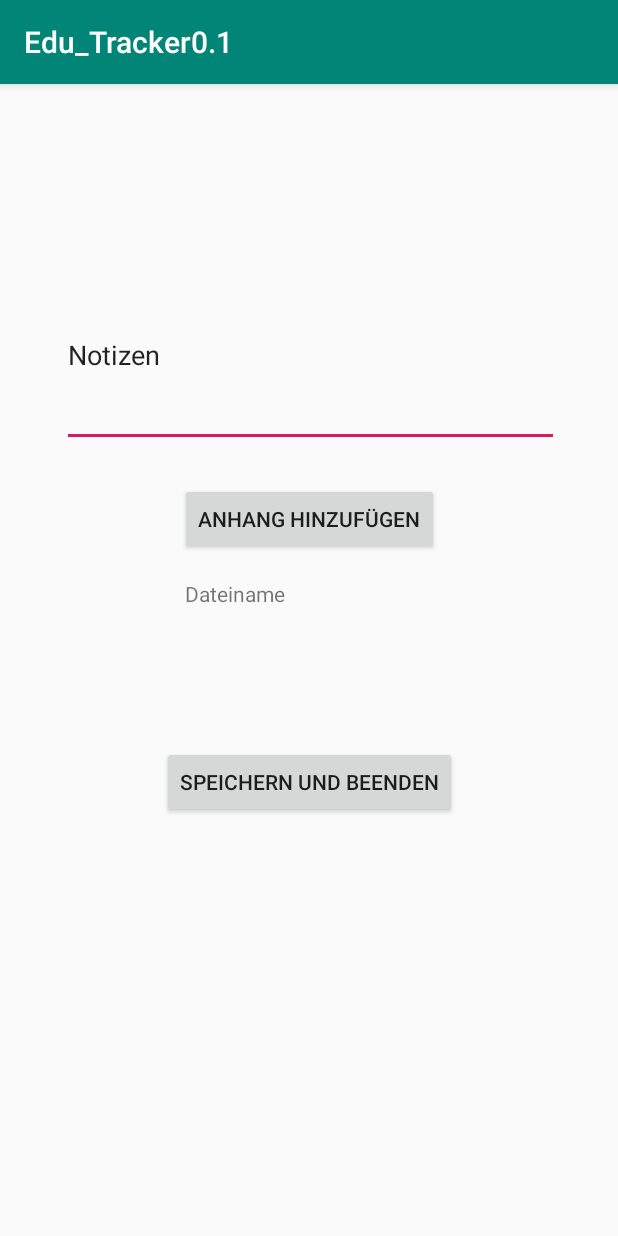
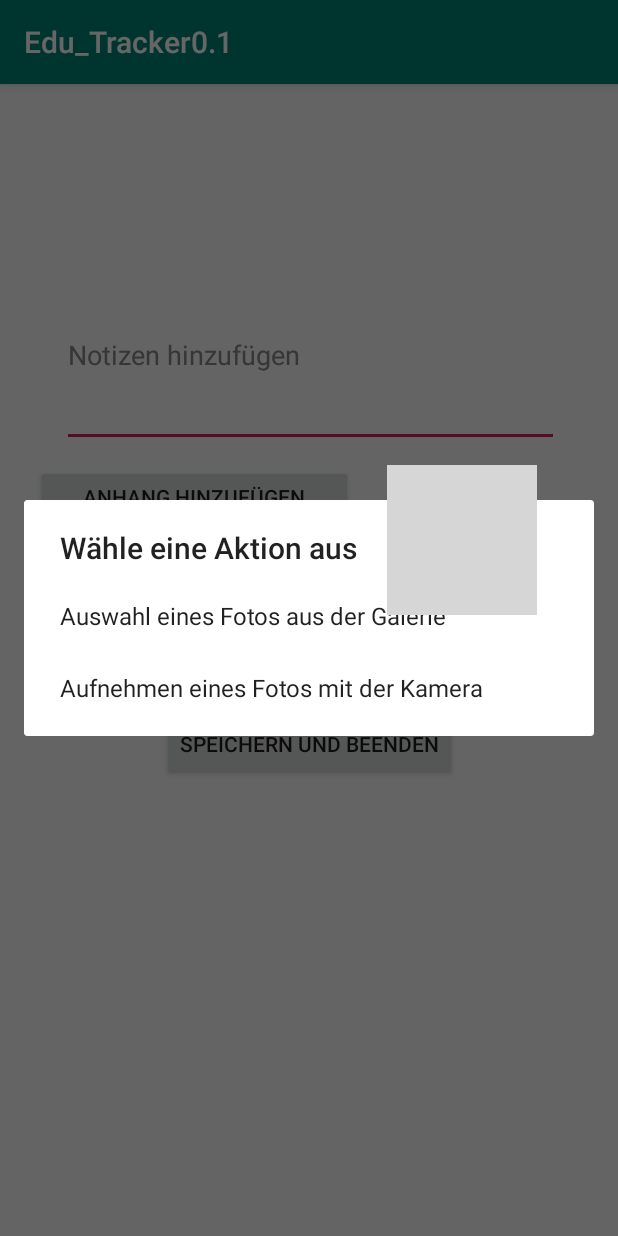
Before and after one commit to Elendin37/EduTracker, an Android app: the Speichern screen opened directly, with no data from a screen before it, after a tap on "ANHANG HINZUFÜGEN", on a phone screen of 412 x 824 dp. Run offline under Robolectric (Android 15) with nearby library versions, the phone set to English and light mode, and no system bars; 5 statements that could not run were skipped; grey boxes are pictures that could not be loaded.

Commit message:
Einbau Oberfläche Foto aufnehmen/Aus Galerie auswählen. Foto speichern funktioniert aber noch nicht

```diff
--- a/app/src/main/AndroidManifest.xml
+++ b/app/src/main/AndroidManifest.xml
@@ -4,8 +4,7 @@
 
     <uses-permission android:name="android.permission.WRITE_EXTERNAL_STORAGE" />
     <uses-permission android:name="android.permission.READ_EXTERNAL_STORAGE" />
-
-    <uses-permission android:name="android.permission.MODIFY_AUDIO_SETTINGS" ></uses-permission>
+    <uses-permission android:name="android.permission.MODIFY_AUDIO_SETTINGS" />
 
 
     <application
--- a/app/src/main/java/com/example/tomr/edutracker_1/Speichern.java
+++ b/app/src/main/java/com/example/tomr/edutracker_1/Speichern.java
@@ -1,20 +1,34 @@
 package com.example.tomr.edutracker_1;
 
+import android.content.DialogInterface;
 import android.content.Intent;
-import android.hardware.Camera;
+import android.graphics.Bitmap;
+import android.graphics.Color;
+import android.media.MediaScannerConnection;
+import android.net.Uri;
 import android.os.Bundle;
+import android.os.Environment;
 import android.provider.MediaStore;
+import android.support.v7.app.AlertDialog;
 import android.support.v7.app.AppCompatActivity;
+import android.util.Log;
 import android.view.View;
 import android.widget.Button;
 import android.widget.EditText;
+import android.widget.ImageView;
 import android.widget.TextView;
 import android.widget.Toast;
-import android.widget.Toolbar;
 
+import java.io.ByteArrayOutputStream;
+import java.io.File;
+import java.io.FileOutputStream;
+import java.io.IOException;
+import java.text.SimpleDateFormat;
 import java.util.Calendar;
 import java.util.Date;
 import java.util.concurrent.TimeUnit;
+
+import static android.media.MediaRecorder.VideoSource.CAMERA;
 
 public class Speichern extends AppCompatActivity {
 
@@ -24,7 +38,9 @@ public class Speichern extends AppCompatActivity {
     Button addAnhang, speichern;
     TextView fach, lernzeit, filename;
     EditText notizen;
-
+    ImageView vorschauAnhang;
+    String IMAGE_DIRECTORY;
+    Uri file;
     //public MyDatabaseHelper(Context context, String name, CursorFactory factory, int version)
     MyDatabaseHelper db = new MyDatabaseHelper(this, null, null, 0);
 
@@ -44,16 +60,19 @@ public class Speichern extends AppCompatActivity {
         // DATABASE_NAME = "LerneinheitenDB";
         //getApplicationContext().deleteDatabase("LerneinheitenDB");
 
-        fach = (TextView) findViewById(R.id.fach);
-        lernzeit = (TextView) findViewById(R.id.lerndauer);
-        notizen = (EditText) findViewById(R.id.notizen);
-        filename = (TextView) findViewById(R.id.filename);
 
+        IMAGE_DIRECTORY = "Interner Speicher/EduTracker";
 
-        speichern = (Button) findViewById(R.id.save);
-        addAnhang = (Button) findViewById(R.id.anhang);
+        fach = findViewById(R.id.fach);
+        lernzeit = findViewById(R.id.lerndauer);
+        notizen = findViewById(R.id.notiz);
+        filename = findViewById(R.id.filename);
+        vorschauAnhang =  findViewById(R.id.vorschau);
 
+        speichern = findViewById(R.id.save);
+        addAnhang = findViewById(R.id.anhang);
 
+        notizen.setTextColor(Color.GRAY);
         /*
         Toolbar mToolbar = (Toolbar) findViewById(R.id.toolbar);
         mToolbar.setTitle("Lernzeit speichern");
@@ -81,19 +100,18 @@ public class Speichern extends AppCompatActivity {
 
     public void onClickSave (View v) {
         switch (v.getId()) {
-            case R.id.notizen:
-                notizen.setText("");
+            case R.id.notiz:
+                notizen.setTextColor(Color.BLACK);
+                if(notizen.getText().toString().equals("Notizen hinzufügen")){
+                    notizen.setText("");}
+                break;
 
             case R.id.anhang:
+                showPictureDialog();
+                break;
 
-                Intent camera = new Intent(MediaStore.ACTION_IMAGE_CAPTURE);
-                startActivity(camera);
-
-                break;
             case R.id.save:
-
                 notizen_string = notizen.getText().toString();
-
                 String wochentag = getWochentag(startzeit.get(Calendar.DAY_OF_WEEK));
 
                 //Millisekunden vom 1.1.1970
@@ -201,53 +219,124 @@ public class Speichern extends AppCompatActivity {
         return s;
     }
 
-    /*For filereading. Try later...
-    private void loadFileList() {
-        try {
-            mPath.mkdirs();
+    private void showPictureDialog(){
+        AlertDialog.Builder pictureDialog = new AlertDialog.Builder(this);
+        pictureDialog.setTitle("Wähle eine Aktion aus");
+        String[] pictureDialogItems = {
+                "Auswahl eines Fotos aus der Galerie",
+                "Aufnehmen eines Fotos mit der Kamera" };
+        pictureDialog.setItems(pictureDialogItems,
+                new DialogInterface.OnClickListener() {
+                    @Override
+                    public void onClick(DialogInterface dialog, int which) {
+                        switch (which) {
+                            case 0:
+                                choosePhotoFromGallery();
+                                break;
+                            case 1:
+                                takePhotoFromCamera();
+                                break;
                         }
-        catch(SecurityException e) {
-            Log.e(TAG, "unable to write on the sd card " + e.toString());
                     }
-        if(mPath.exists()) {
-            FilenameFilter filter = new FilenameFilter() {
+                });
+        pictureDialog.show();
+    }
+
+    public void choosePhotoFromGallery() {
+        Intent galleryIntent = new Intent(Intent.ACTION_PICK,
+                android.provider.MediaStore.Images.Media.EXTERNAL_CONTENT_URI);
+
+        startActivityForResult(galleryIntent, 3);
+    }
+
+    private void takePhotoFromCamera() {
+        Intent intent = new Intent(MediaStore.ACTION_IMAGE_CAPTURE);
+        startActivityForResult(intent, CAMERA);
+
+        /*Intent intent = new Intent(MediaStore.ACTION_IMAGE_CAPTURE);
+        file = Uri.fromFile(getOutputMediaFile());
+        intent.putExtra(MediaStore.EXTRA_OUTPUT, file);
+
+        startActivityForResult(intent, 100);*/
+
+    }
 
     @Override
-                public boolean accept(File dir, String filename) {
-                    File sel = new File(dir, filename);
-                    return filename.contains(FTYPE) || sel.isDirectory();
+    public void onActivityResult(int requestCode, int resultCode, Intent data) {
+
+        super.onActivityResult(requestCode, resultCode, data);
+        if (resultCode == this.RESULT_CANCELED) {
+            return;
         }
+        if (requestCode == 3) {//gallery
+            if (data != null) {
+                Uri contentURI = data.getData();
+                try {
+                    Bitmap bitmap = MediaStore.Images.Media.getBitmap(this.getContentResolver(), contentURI);
+                    String path = saveImage(bitmap);
+                    Toast.makeText(this, "Image Saved!", Toast.LENGTH_SHORT).show();
+                    vorschauAnhang.setImageBitmap(bitmap);
 
-            };
-            mFileList = mPath.list(filter);
+                } catch (IOException e) {
+                    e.printStackTrace();
+                    Toast.makeText(this, "Failed!", Toast.LENGTH_SHORT).show();
                 }
-        else {
-            mFileList= new String[0];
+            }
+        }
+        else if (requestCode == CAMERA) {//camera
+            Bitmap thumbnail = (Bitmap) data.getExtras().get("data");
+            vorschauAnhang.setImageBitmap(thumbnail);
+            saveImage(thumbnail);
+            Toast.makeText(this, "Image Saved!", Toast.LENGTH_SHORT).show();
         }
     }
 
-    protected Dialog onCreateDialog(int id) {
-        Dialog dialog = null;
-        AlertDialog.Builder builder = new Builder(this);
+    public String saveImage(Bitmap myBitmap) {
 
-        switch(id) {
-            case DIALOG_LOAD_FILE:
-                builder.setTitle("Choose your file");
-                if(mFileList == null) {
-                    Log.e(TAG, "Showing file picker before loading the file list");
-                    dialog = builder.create();
-                    return dialog;
+        ByteArrayOutputStream bytes = new ByteArrayOutputStream();
+        myBitmap.compress(Bitmap.CompressFormat.JPEG, 90, bytes);
+        File wallpaperDirectory = new File(
+                Environment.getExternalStorageDirectory() + IMAGE_DIRECTORY);
+        // have the object build the directory structure, if needed.
+        if (!wallpaperDirectory.exists()) {
+            wallpaperDirectory.mkdirs();
         }
-                builder.setItems(mFileList, new DialogInterface.OnClickListener() {
-                    public void onClick(DialogInterface dialog, int which) {
-                        mChosenFile = mFileList[which];
-                        //you can do stuff with the file here too
+
+        try {
+            File f = new File(wallpaperDirectory, Calendar.getInstance()
+                    .getTimeInMillis() + ".jpg");
+            f.createNewFile();
+            FileOutputStream fo = new FileOutputStream(f);
+            fo.write(bytes.toByteArray());
+            MediaScannerConnection.scanFile(this,
+                    new String[]{f.getPath()},
+                    new String[]{"image/jpeg"}, null);
+            fo.close();
+            Log.d("TAG", "File Saved::--->" + f.getAbsolutePath());
+
+            return f.getAbsolutePath();
+        } catch (IOException e1) {
+            e1.printStackTrace();
         }
-                });
-                break;
+        return "";
     }
-        dialog = builder.show();
-        return dialog;
+
+
+
+   /* private static File getOutputMediaFile(){
+        File mediaStorageDir = new File(Environment.getExternalStoragePublicDirectory(
+                Environment.DIRECTORY_PICTURES), "CameraDemo");
+
+        if (!mediaStorageDir.exists()){
+            if (!mediaStorageDir.mkdirs()){
+                return null;
             }
-     */
         }
+
+        String timeStamp = new SimpleDateFormat("yyyyMMdd_HHmmss").format(new Date());
+        return new File(mediaStorageDir.getPath() + File.separator +
+                "IMG_"+ timeStamp + ".jpg");
+    }*/
+
+
+}
--- a/app/src/main/res/layout/activity_speichern.xml
+++ b/app/src/main/res/layout/activity_speichern.xml
@@ -31,14 +31,14 @@
         app:layout_constraintTop_toBottomOf="@+id/toolbar" />
 
     <EditText
-        android:id="@+id/notizen"
+        android:id="@+id/notiz"
         android:layout_width="331dp"
         android:layout_height="122dp"
         android:layout_marginStart="8dp"
         android:layout_marginTop="36dp"
         android:layout_marginEnd="8dp"
         android:ems="10"
-        android:inputType="textPersonName"
+        android:inputType="text"
         android:onClick="onClickSave"
         android:text="@string/notizen"
         app:layout_constraintEnd_toEndOf="parent"
@@ -48,27 +48,32 @@
 
     <Button
         android:id="@+id/anhang"
-        android:layout_width="wrap_content"
-        android:layout_height="wrap_content"
-        android:layout_marginStart="8dp"
-        android:layout_marginTop="24dp"
-        android:layout_marginEnd="8dp"
+        android:layout_width="211dp"
+        android:layout_height="42dp"
+        android:layout_marginStart="24dp"
+        android:layout_marginTop="12dp"
         android:onClick="onClickSave"
         android:text="@string/addAnhang"
-        app:layout_constraintEnd_toEndOf="parent"
-        app:layout_constraintHorizontal_bias="0.502"
         app:layout_constraintStart_toStartOf="parent"
-        app:layout_constraintTop_toBottomOf="@+id/notizen" />
+        app:layout_constraintTop_toBottomOf="@+id/notiz" />
+
+    <ImageView
+        android:id="@+id/vorschau"
+        android:layout_width="100dp"
+        android:layout_height="100dp"
+        android:layout_marginStart="24dp"
+        android:layout_marginTop="12dp"
+        app:layout_constraintStart_toEndOf="@+id/filename"
+        app:layout_constraintTop_toBottomOf="@+id/notiz"
+        app:srcCompat="@drawable/blank" />
 
     <TextView
         android:id="@+id/filename"
-        android:layout_width="165dp"
-        android:layout_height="23dp"
-        android:layout_marginStart="8dp"
-        android:layout_marginTop="16dp"
-        android:layout_marginEnd="8dp"
+        android:layout_width="210dp"
+        android:layout_height="20dp"
+        android:layout_marginStart="24dp"
+        android:layout_marginTop="12dp"
         android:text="@string/file"
-        app:layout_constraintEnd_toEndOf="parent"
         app:layout_constraintStart_toStartOf="parent"
         app:layout_constraintTop_toBottomOf="@+id/anhang" />
 
--- a/app/src/main/res/values/strings.xml
+++ b/app/src/main/res/values/strings.xml
@@ -21,7 +21,7 @@
     <string name="reset">Reset</string>
     <string name="time">%02d:%02d:%02d</string>
     <string name="timeformat">hh:mm:ss</string>
-    <string name="notizen">Notizen</string>
+    <string name="notizen">Notizen hinzufügen</string>
     <string name="addAnhang">Anhang hinzufügen</string>
     <string name="file">Dateiname</string>
     <string name="save">Speichern und Beenden</string>
```
Lines whose indentation alone changed are shown as unchanged.
